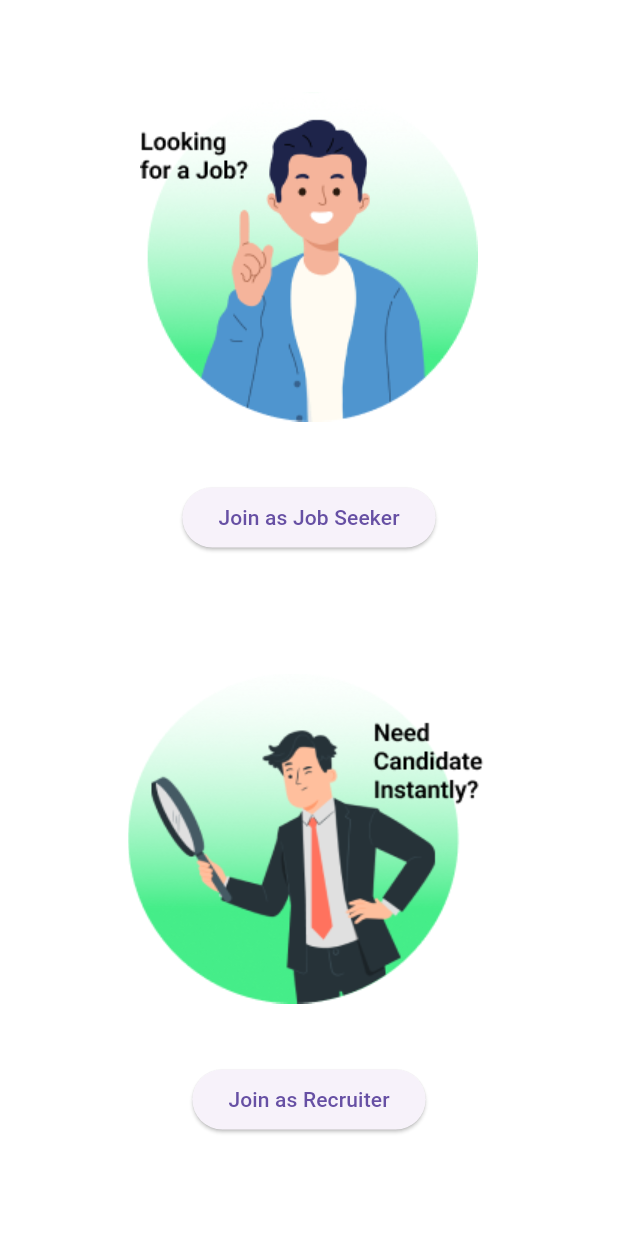
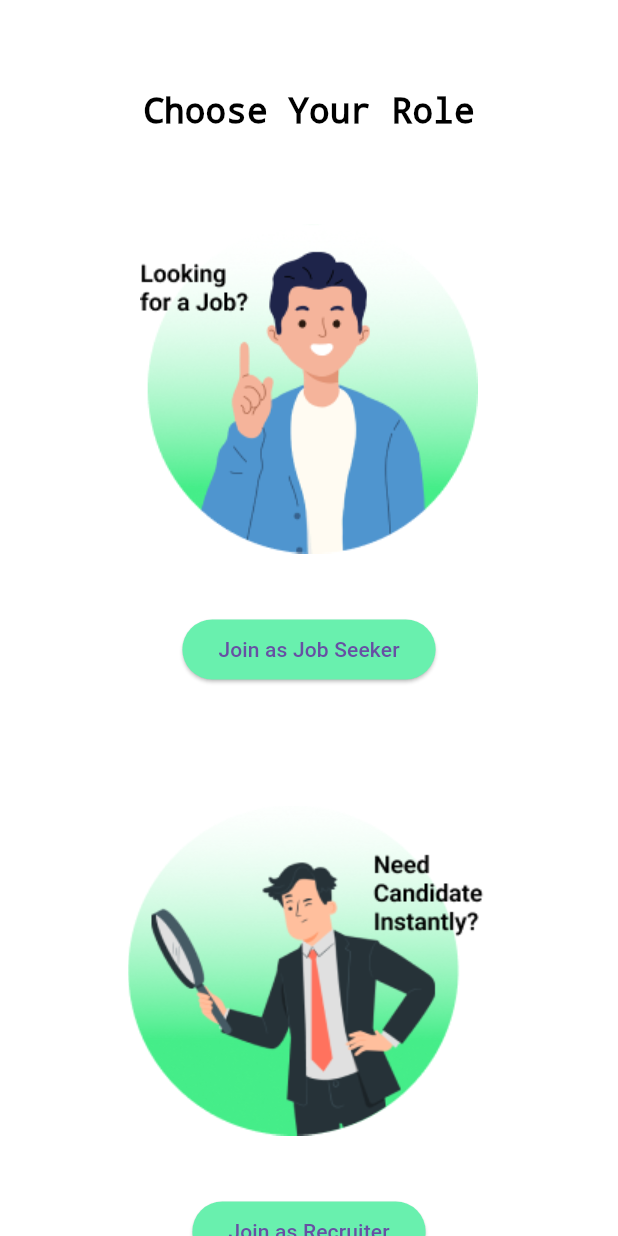
Before and after one commit to Adnan-saky/Bringin, a Flutter app: the screen it shows after launch, on a phone screen of 412 x 824 dp. Run offline on Flutter 3.47's test engine with Material 2 defaults, Android fonts, the phone set to English and light mode, and no system bars; our stand-ins replace get, loading_animation_widget.

Commit message:
Update login_select.dart

```diff
--- a/lib/Views/screens/login_select.dart
+++ b/lib/Views/screens/login_select.dart
@@ -1,4 +1,7 @@
 import 'package:flutter/material.dart';
+import 'package:get/get.dart';
+
+import 'SignIn.dart';
 
 class LoginSelect extends StatelessWidget {
   const LoginSelect({Key? key}) : super(key: key);
@@ -8,13 +11,36 @@ class LoginSelect extends StatelessWidget {
     return Column(
       children: [
         const Padding(padding: EdgeInsets.fromLTRB(0, 41, 0, 20)),
+        const Text(
+          'Choose Your Role',
+          style: TextStyle(
+            decoration: TextDecoration.none,
+            fontSize: 23,
+            color: Colors.black,
+          ),
+        ),
+        const Padding(padding: EdgeInsets.fromLTRB(0, 41, 0, 20)),
         Image.asset('assets/img/img2.png'),
         const Padding(padding: EdgeInsets.fromLTRB(0, 20, 0, 20)),
-        ElevatedButton(onPressed: (){}, child: const Text("Join as Job Seeker")),
+        ElevatedButton(
+            onPressed: () {
+
+              Get.to(SignIn());
+            },
+            style: ElevatedButton.styleFrom(
+              backgroundColor: Colors.greenAccent,
+            ),
+            child: const Text("Join as Job Seeker")),
         const Padding(padding: EdgeInsets.fromLTRB(0, 40, 0, 40)),
         Image.asset('assets/img/img1.png'),
         const Padding(padding: EdgeInsets.fromLTRB(0, 20, 0, 20)),
-        ElevatedButton(onPressed: (){}, child: const Text("Join as Recruiter")),
+        ElevatedButton(
+          onPressed: () {},
+          style: ElevatedButton.styleFrom(
+            backgroundColor: Colors.greenAccent,
+          ),
+          child: const Text("Join as Recruiter"),
+        ),
       ],
     );
   }
```
